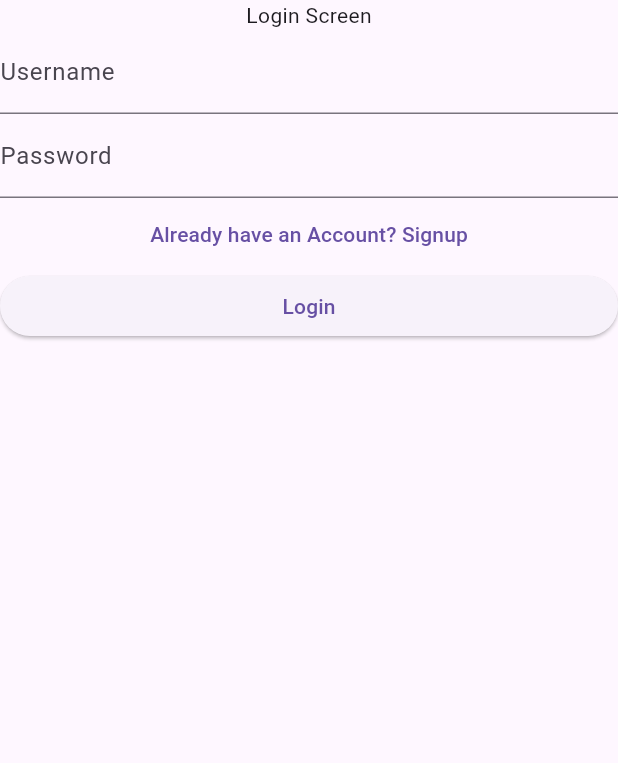
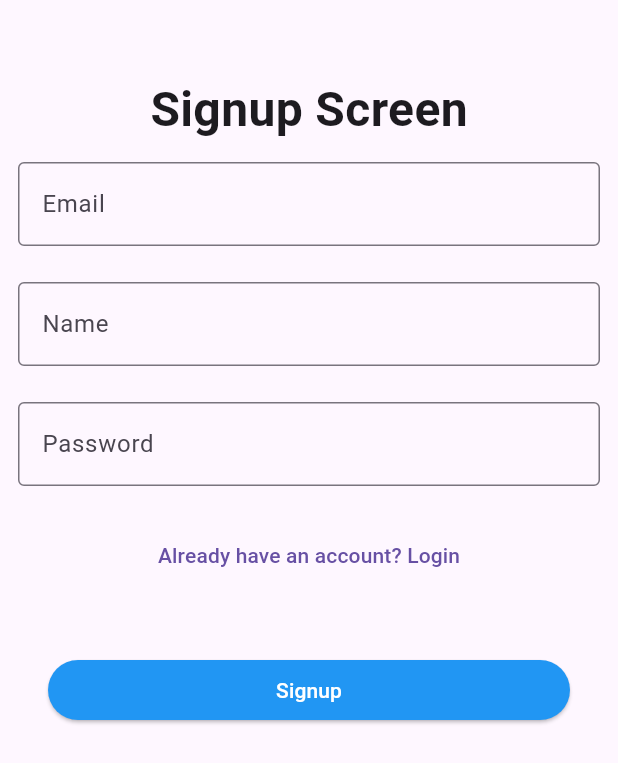
Before and after one commit to mun33b-exe/combit_prep, a Flutter app: the screen it shows after launch, on a phone screen of 412 x 824 dp. Shown: the top 763 px of the screen. Run offline on Flutter 3.47's test engine with Material 3 defaults, Android fonts, the phone set to English and light mode, and no system bars; our stand-ins replace firebase_core; accounts and stored records are empty.

Commit message:
Initial Login Signup without backend setup

```diff
--- a/lib/Signup.dart
+++ b/lib/Signup.dart
@@ -12,30 +12,82 @@ class Signup extends StatefulWidget {
 class _SignupState extends State<Signup> {
   @override
   Widget build(BuildContext context) {
-    return MaterialApp(
-      home: Scaffold(
-        body: ListView(
-          children: [
-            Center(child: Text('Signup Screen')),
-            TextField(decoration: InputDecoration(labelText: 'Email')),
-            TextField(decoration: InputDecoration(labelText: 'Name')),
-            TextField(
-              decoration: InputDecoration(labelText: 'Password'),
+    return Scaffold(
+      body: ListView(
+        children: [
+          SizedBox(height: 50),
+          Center(
+            child: Text(
+              'Signup Screen',
+              style: TextStyle(fontSize: 32, fontWeight: FontWeight.bold),
+            ),
+          ),
+          Padding(
+            padding: const EdgeInsets.all(12.0),
+            child: TextField(
+              keyboardType: TextInputType.emailAddress,
+              decoration: InputDecoration(
+                labelText: 'Email',
+                hintText: 'Enter your email',
+                border: OutlineInputBorder(),
+              ),
+            ),
+          ),
+          Padding(
+            padding: const EdgeInsets.all(12.0),
+            child: TextField(
+              keyboardType: TextInputType.name,
+              decoration: InputDecoration(
+                labelText: 'Name',
+                hintText: 'Enter your full name',
+                border: OutlineInputBorder(),
+              ),
+            ),
+          ),
+          Padding(
+            padding: const EdgeInsets.all(12.0),
+            child: TextField(
+              keyboardType: TextInputType.visiblePassword,
+              decoration: InputDecoration(
+                labelText: 'Password',
+                hintText: 'Enter your password',
+                border: OutlineInputBorder(),
+              ),
               obscureText: true,
             ),
+          ),
+          SizedBox(height: 10),
 
-            InkWell(
-              child: Text('Already have an account? Login'),
-              onTap: () {
+          Center(
+            child: TextButton(
+              onPressed: () {
                 // Navigate to login screen
                 Navigator.push(
                   context,
                   MaterialPageRoute(builder: (context) => Login()),
                 );
               },
+              style: ButtonStyle(
+                overlayColor: MaterialStateProperty.all(Colors.transparent),
+              ),
+              child: Text('Already have an account? Login'),
             ),
-          ],
-        ),
+          ),
+          SizedBox(height: 10),
+          Padding(
+            padding: const EdgeInsets.all(32.0),
+            child: ElevatedButton(
+              style: ButtonStyle(
+                backgroundColor: MaterialStateProperty.all<Color>(Colors.blue),
+                foregroundColor: MaterialStateProperty.all<Color>(Colors.white),
+              ),
+              onPressed: () {
+                // Handle signup logic
+              },
+              child: Text('Signup'),
+            ),
+          ),
+        ],
       ),
     );
   }
--- a/lib/main.dart
+++ b/lib/main.dart
@@ -1,4 +1,5 @@
 import 'package:combit_prep/Login.dart';
+import 'package:combit_prep/Signup.dart';
 import 'package:flutter/material.dart';
 import 'package:firebase_core/firebase_core.dart';
 import 'firebase_options.dart';
@@ -6,5 +7,5 @@ import 'firebase_options.dart';
 void main() async {
   WidgetsFlutterBinding.ensureInitialized();
   await Firebase.initializeApp(options: DefaultFirebaseOptions.currentPlatform);
-  runApp(const Login());
+  runApp(MaterialApp(home: Signup()));
 }
```
Also changed, not shown: lib/login.dart (+46 -12 lines), 1 other file.
